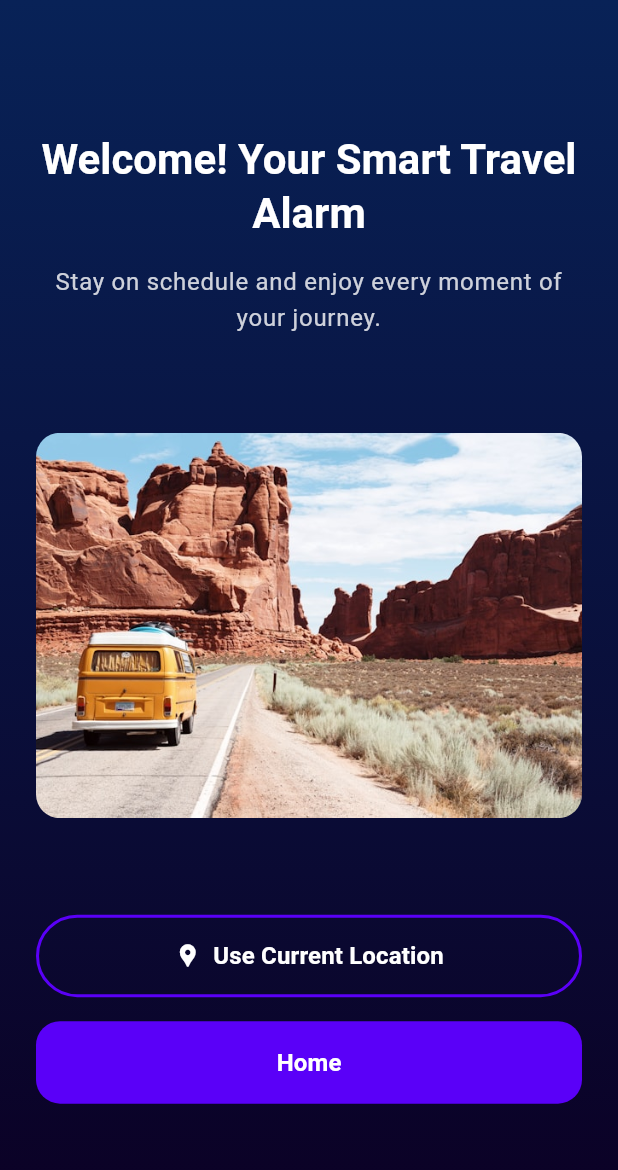
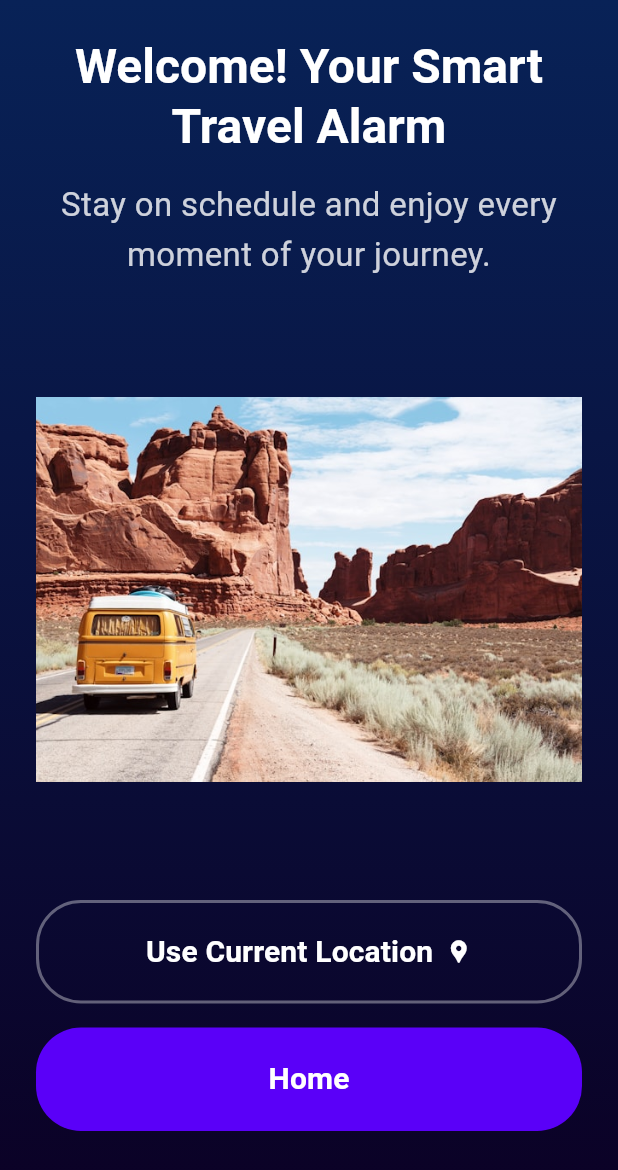
Before and after one commit to abrartanim/Onboarding_App, a Flutter app: the LocationPermissionScreen screen opened directly, on a phone screen of 412 x 824 dp. Shown: the top 1170 px of the screen. Run offline on Flutter 3.47's test engine with Material 3 defaults, Android fonts, the phone set to English and light mode, and no system bars; our stand-ins replace flutter_local_notifications, google_fonts, location, smooth_page_indicator, timezone, video_player; Roboto replaces fonts that are missing (Oxygen).

Commit message:
code optimization. prepared readme file. added screenshots

```diff
--- a/lib/features/onboarding/screens/location_permission_screen.dart
+++ b/lib/features/onboarding/screens/location_permission_screen.dart
@@ -1,4 +1,5 @@
 import 'package:flutter/material.dart';
+import 'package:softvence_project/common_widgets/page_transition.dart';
 import 'package:softvence_project/constants/app_assets.dart';
 import 'package:softvence_project/constants/app_colors.dart';
 import 'package:softvence_project/features/home/screens/home_screen.dart';
@@ -52,8 +53,8 @@ class _LocationPermissionScreenState extends State<LocationPermissionScreen> {
     if (!mounted) return;
 
     Navigator.of(context).push(
-      MaterialPageRoute(
-        builder: (context) => const HomeScreen(
+      SlidePageRoute(
+        page: const HomeScreen(
           selectedLocation: "Your Current Location",
         ),
       ),
@@ -62,9 +63,8 @@ class _LocationPermissionScreenState extends State<LocationPermissionScreen> {
 
   void _goToHome() {
     Navigator.of(context).push(
-      MaterialPageRoute(
-        // Go to home but without a location selected
-        builder: (context) => const HomeScreen(selectedLocation: null),
+      SlidePageRoute(
+        page: const HomeScreen(selectedLocation: null),
       ),
     );
   }
@@ -76,7 +76,7 @@ class _LocationPermissionScreenState extends State<LocationPermissionScreen> {
         decoration: AppColors.gradientDecoration,
         child: SafeArea(
           child: Padding(
-            padding: const EdgeInsets.all(24.0),
+            padding: const EdgeInsets.fromLTRB(24.0, 24.0, 24.0, 70.0),
             child: Column(
               mainAxisAlignment: MainAxisAlignment.spaceEvenly,
               crossAxisAlignment: CrossAxisAlignment.center,
@@ -87,7 +87,7 @@ class _LocationPermissionScreenState extends State<LocationPermissionScreen> {
                       'Welcome! Your Smart Travel Alarm',
                       textAlign: TextAlign.center,
                       style:
-                      Theme.of(context).textTheme.headlineMedium?.copyWith(
+                      Theme.of(context).textTheme.headlineLarge?.copyWith(
                         color: AppColors.white,
                         fontWeight: FontWeight.bold,
                       ),
@@ -96,17 +96,19 @@ class _LocationPermissionScreenState extends State<LocationPermissionScreen> {
                     Text(
                       'Stay on schedule and enjoy every moment of your journey.',
                       textAlign: TextAlign.center,
-                      style: Theme.of(context).textTheme.bodyLarge?.copyWith(
+                      style: Theme.of(context).textTheme.bodyMedium?.copyWith(
                         color: AppColors.white.withOpacity(0.8),
                       ),
                     ),
                   ],
                 ),
-                ClipRRect(
-                  borderRadius: BorderRadius.circular(16.0),
-                  child: Image.asset(
-                    AppAssets.img1,
-                    fit: BoxFit.cover,
+                Expanded(
+                  child: ClipRRect(
+                    borderRadius: BorderRadius.circular(16.0),
+                    child: Image.asset(
+                      AppAssets.img1,
+                      fit: BoxFit.contain, // Ensure the full image is shown
+                    ),
                   ),
                 ),
                 Column(
@@ -120,20 +122,21 @@ class _LocationPermissionScreenState extends State<LocationPermissionScreen> {
                         onPressed: _requestLocationPermission,
                         style: OutlinedButton.styleFrom(
                           foregroundColor: AppColors.white,
-                          side: const BorderSide(
-                            color: AppColors.primaryColor,
+                          side:  BorderSide(
+                            color: AppColors.white.withValues(alpha: 0.36),
                             width: 2,
                           ),
                           shape: RoundedRectangleBorder(
                             borderRadius: BorderRadius.circular(30),
                           ),
                           padding:
-                          const EdgeInsets.symmetric(vertical: 16),
+                          const EdgeInsets.symmetric(vertical: 20),
                         ),
+                        iconAlignment: IconAlignment.end,
                         label: const Text(
                           'Use Current Location',
                           style: TextStyle(
-                              fontSize: 16, fontWeight: FontWeight.bold),
+                              fontSize: 20, fontWeight: FontWeight.bold),
                         ),
                       ),
                     ),
@@ -144,15 +147,15 @@ class _LocationPermissionScreenState extends State<LocationPermissionScreen> {
                         onPressed: _goToHome,
                         style: FilledButton.styleFrom(
                           backgroundColor: AppColors.primaryColor,
-                          padding: const EdgeInsets.symmetric(vertical: 16),
+                          padding: const EdgeInsets.symmetric(vertical: 20),
                           shape: RoundedRectangleBorder(
-                            borderRadius: BorderRadius.circular(16),
+                            borderRadius: BorderRadius.circular(30),
                           ),
                         ),
                         child: const Text(
                           'Home',
                           style: TextStyle(
-                              fontSize: 16,
+                              fontSize: 20,
                               fontWeight: FontWeight.bold,
                               color: AppColors.white),
                         ),
```
Also changed, not shown: lib/features/home/screens/home_screen.dart (+5 -3 lines), lib/features/onboarding/screens/onboarding_screen.dart (+16 -13 lines), lib/features/onboarding/widgets/onboarding_page_widget.dart (+7 -5 lines), 4 other files.
